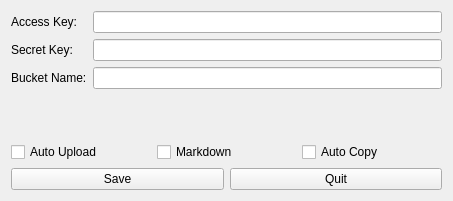
Qt form setting.ui (wuxiaobai24/PicUploader) before a commit.
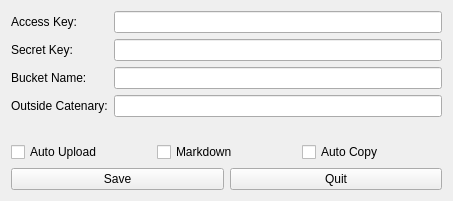
The same form after that commit.

Commit message: setting界面加入outside_catenary

Patch:
```diff
--- a/setting.ui
+++ b/setting.ui
@@ -37,7 +37,11 @@
       </widget>
      </item>
      <item row="1" column="1">
-      <widget class="QLineEdit" name="secret_key"/>
+      <widget class="QLineEdit" name="secret_key">
+       <property name="echoMode">
+        <enum>QLineEdit::PasswordEchoOnEdit</enum>
+       </property>
+      </widget>
      </item>
      <item row="2" column="0">
       <widget class="QLabel" name="label_3">
@@ -49,6 +53,16 @@
      <item row="2" column="1">
       <widget class="QLineEdit" name="bucket_name"/>
      </item>
+     <item row="3" column="0">
+      <widget class="QLabel" name="label_4">
+       <property name="text">
+        <string>Outside Catenary:</string>
+       </property>
+      </widget>
+     </item>
+     <item row="3" column="1">
+      <widget class="QLineEdit" name="outside_catenary"/>
+     </item>
     </layout>
    </item>
    <item row="4" column="0">
```
The commit also changes 1 other file.
